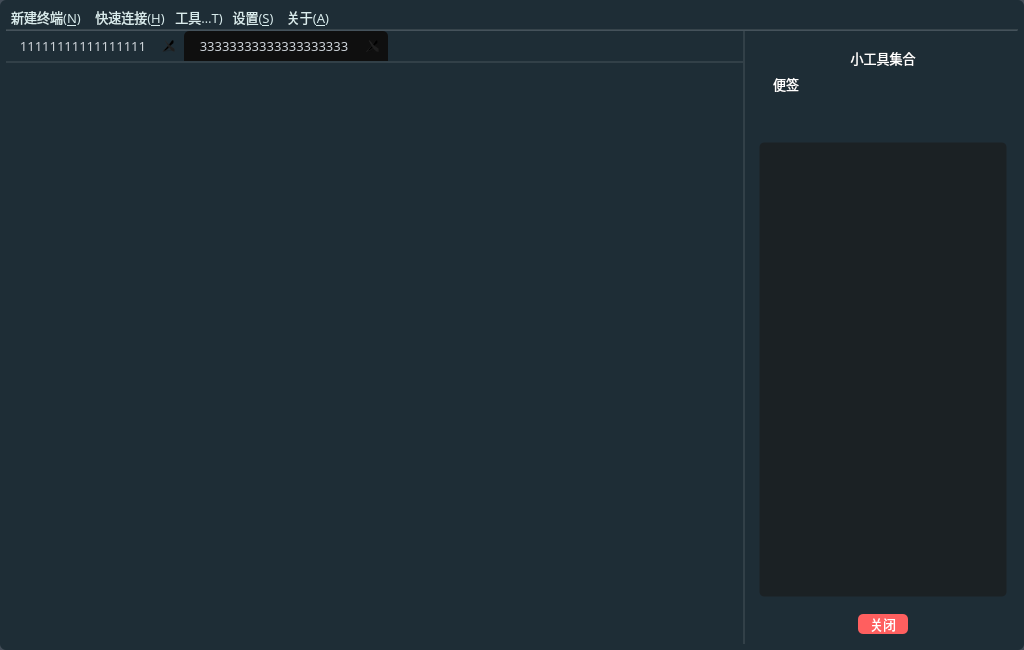
First picture: the form in mainwindow.ui, repository HuaGouFdog/Fdog-Kit, before the edit.
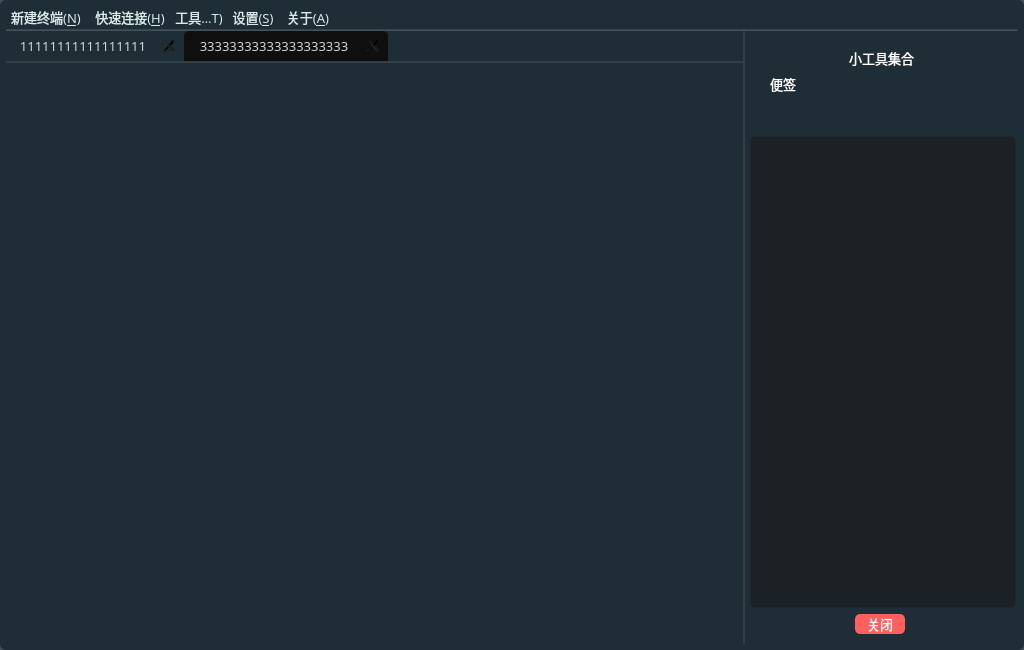
Second picture: the form after the edit. The open tabs and pages were chosen to show the change. Icons and pictures are not drawn.

```diff
--- a/mainwindow.ui
+++ b/mainwindow.ui
@@ -849,7 +849,7 @@
                <number>6</number>
               </property>
               <property name="leftMargin">
-               <number>5</number>
+               <number>2</number>
               </property>
               <property name="topMargin">
                <number>0</number>
@@ -1037,6 +1037,18 @@
                 </property>
                 <widget class="QWidget" name="page_4">
                  <layout class="QVBoxLayout" name="verticalLayout_22">
+                  <property name="leftMargin">
+                   <number>5</number>
+                  </property>
+                  <property name="topMargin">
+                   <number>5</number>
+                  </property>
+                  <property name="rightMargin">
+                   <number>2</number>
+                  </property>
+                  <property name="bottomMargin">
+                   <number>0</number>
+                  </property>
                   <item>
                    <widget class="QTextEdit" name="textEdit">
                     <property name="font">
```
Left out of the diff: 45 changed lines with no effect on the pictures.
